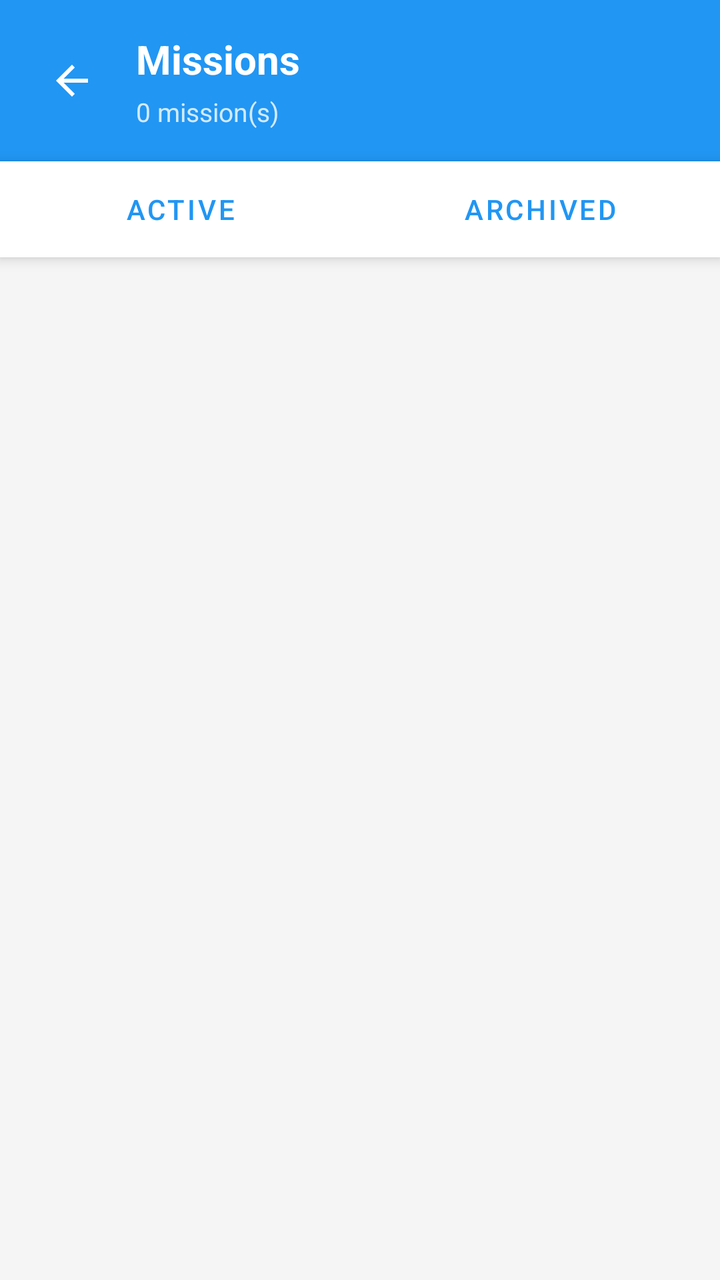
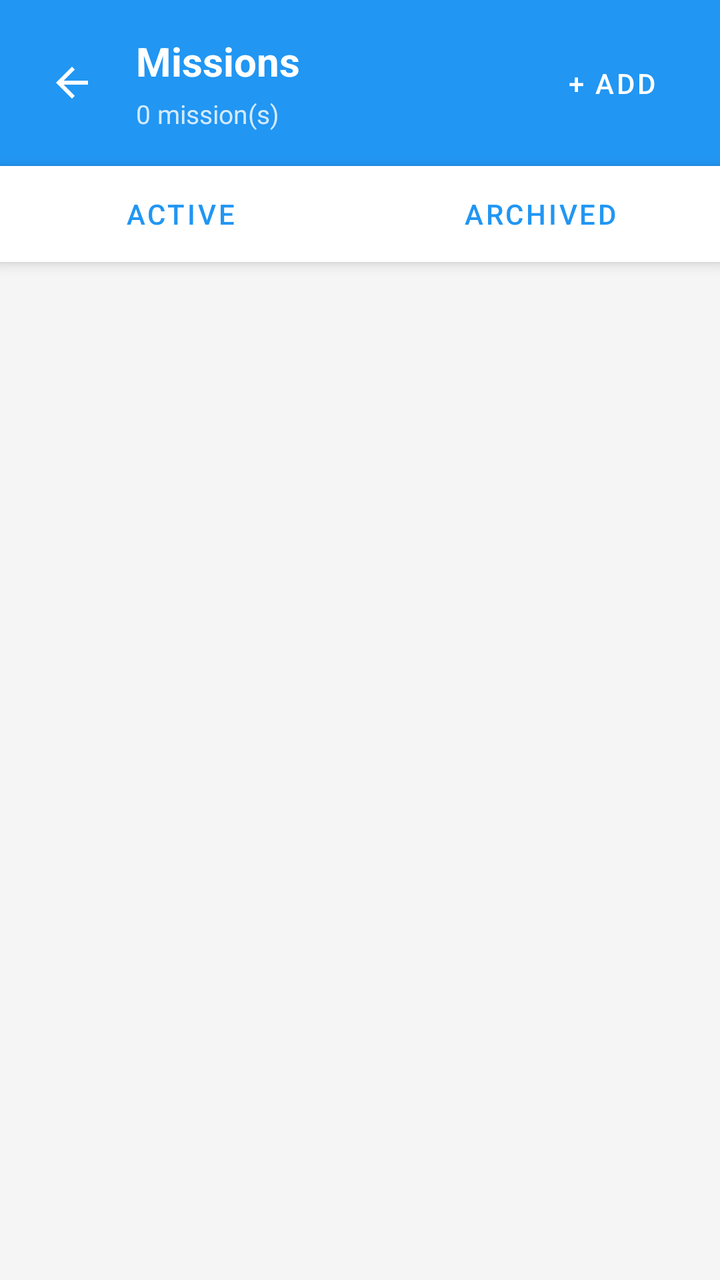

Compare the two renders of this Android layout. The source of the first and the diff that turns it into the second are given below.
<!-- AndroidManifest.xml: activity theme Theme.ScanLearnAR.NoActionBar -->
<!-- res/layout/activity_teacher_missions.xml -->
<?xml version="1.0" encoding="utf-8"?>
<LinearLayout xmlns:android="http://schemas.android.com/apk/res/android"
    xmlns:app="http://schemas.android.com/apk/res-auto"
    android:layout_width="match_parent"
    android:layout_height="match_parent"
    android:background="@color/background"
    android:orientation="vertical">

    <LinearLayout
        android:layout_width="match_parent"
        android:layout_height="wrap_content"
        android:background="@color/primary"
        android:gravity="center_vertical"
        android:orientation="horizontal"
        android:padding="16dp">

        <ImageButton
            android:id="@+id/btnBack"
            android:layout_width="40dp"
            android:layout_height="40dp"
            android:background="?attr/selectableItemBackgroundBorderless"
            android:contentDescription="Back"
            android:padding="8dp"
            android:src="@drawable/ic_arrow_back"
            app:tint="@android:color/white" />

        <LinearLayout
            android:layout_width="wrap_content"
            android:layout_height="wrap_content"
            android:layout_marginStart="12dp"
            android:orientation="vertical">

            <TextView
                android:layout_width="wrap_content"
                android:layout_height="wrap_content"
                android:text="Missions"
                android:textColor="@android:color/white"
                android:textSize="20sp"
                android:textStyle="bold" />

            <TextView
                android:id="@+id/tvSummary"
                android:layout_width="wrap_content"
                android:layout_height="wrap_content"
                android:layout_marginTop="4dp"
                android:text="0 mission(s)"
                android:textColor="#CCFFFFFF"
                android:textSize="13sp" />
        </LinearLayout>
    </LinearLayout>

    <LinearLayout
        android:layout_width="match_parent"
        android:layout_height="wrap_content"
        android:background="@android:color/white"
        android:elevation="4dp"
        android:orientation="horizontal">

        <Button
            android:id="@+id/tabActive"
            style="@style/Widget.MaterialComponents.Button.TextButton"
            android:layout_width="0dp"
            android:layout_height="48dp"
            android:layout_weight="1"
            android:text="Active" />

        <Button
            android:id="@+id/tabArchived"
            style="@style/Widget.MaterialComponents.Button.TextButton"
            android:layout_width="0dp"
            android:layout_height="48dp"
            android:layout_weight="1"
            android:text="Archived" />
    </LinearLayout>

    <FrameLayout
        android:layout_width="match_parent"
        android:layout_height="0dp"
        android:layout_weight="1">

        <ProgressBar
            android:id="@+id/loadingIndicator"
            android:layout_width="wrap_content"
            android:layout_height="wrap_content"
            android:layout_gravity="center"
            android:visibility="gone" />

        <androidx.recyclerview.widget.RecyclerView
            android:id="@+id/rvMissions"
            android:layout_width="match_parent"
            android:layout_height="match_parent"
            android:clipToPadding="false"
            android:padding="12dp"
            android:visibility="gone" />

        <LinearLayout
            android:id="@+id/emptyState"
            android:layout_width="match_parent"
            android:layout_height="match_parent"
            android:gravity="center"
            android:orientation="vertical"
            android:visibility="gone">

            <TextView
                android:layout_width="wrap_content"
                android:layout_height="wrap_content"
                android:text="No missions in this filter yet."
                android:textColor="@color/text_secondary"
                android:textSize="15sp" />
        </LinearLayout>
    </FrameLayout>
</LinearLayout>
<!-- resources referenced by this layout -->
<resources>
  <color name="background">#F5F5F5</color>
  <color name="primary">#2196F3</color>
  <color name="text_secondary">#757575</color>
  <!-- drawable ic_arrow_back (drawable) -->
  <vector xmlns:android="http://schemas.android.com/apk/res/android"
      android:width="24dp" android:height="24dp"
      android:viewportWidth="24" android:viewportHeight="24">
      <path android:fillColor="#FF000000"
          android:pathData="M20,11H7.83l5.59,-5.59L12,4l-8,8 8,8 1.41,-1.41L7.83,13H20v-2z"/>
  </vector>
  <style name="Theme.ScanLearnAR.NoActionBar">
          <item name="windowActionBar">false</item>
          <item name="windowNoTitle">true</item>
      </style>
</resources>

<!-- the commit's change to res/layout/activity_teacher_missions.xml (unified diff, before → after) -->
@@ -1,5 +1,6 @@
 <?xml version="1.0" encoding="utf-8"?>
 <LinearLayout xmlns:android="http://schemas.android.com/apk/res/android"
+    android:fitsSystemWindows="true"
     xmlns:app="http://schemas.android.com/apk/res-auto"
     android:layout_width="match_parent"
     android:layout_height="match_parent"
@@ -25,9 +26,10 @@
             app:tint="@android:color/white" />
 
         <LinearLayout
-            android:layout_width="wrap_content"
+            android:layout_width="0dp"
             android:layout_height="wrap_content"
             android:layout_marginStart="12dp"
+            android:layout_weight="1"
             android:orientation="vertical">
 
             <TextView
@@ -47,6 +49,20 @@
                 android:textColor="#CCFFFFFF"
                 android:textSize="13sp" />
         </LinearLayout>
+
+        <com.google.android.material.button.MaterialButton
+            android:id="@+id/btnAddMission"
+            style="@style/Widget.MaterialComponents.Button.TextButton"
+            android:layout_width="wrap_content"
+            android:layout_height="wrap_content"
+            android:minWidth="0dp"
+            android:minHeight="48dp"
+            android:paddingStart="16dp"
+            android:paddingTop="10dp"
+            android:paddingEnd="16dp"
+            android:paddingBottom="10dp"
+            android:text="+ Add"
+            android:textColor="@android:color/white" />
     </LinearLayout>
 
     <LinearLayout
<!-- resource entries referenced after the edit -->
@@ -10,9 +10,25 @@
       <path android:fillColor="#FF000000"
           android:pathData="M20,11H7.83l5.59,-5.59L12,4l-8,8 8,8 1.41,-1.41L7.83,13H20v-2z"/>
   </vector>
-  <style name="Theme.ScanLearnAR.NoActionBar">
+  <style name="Theme.ScanLearnAR.NoActionBar" parent="Theme.ScanLearnAR">
           <item name="windowActionBar">false</item>
           <item name="windowNoTitle">true</item>
+          <item name="android:windowFullscreen">false</item>
+          <item name="android:windowDrawsSystemBarBackgrounds">true</item>
+          <item name="android:statusBarColor">@color/primary_dark</item>
+          <item name="android:windowLayoutInDisplayCutoutMode">never</item>
+          <item name="android:windowLightStatusBar">true</item>
       </style>
+  <style name="Theme.ScanLearnAR" parent="Theme.MaterialComponents.DayNight.DarkActionBar">
+          <item name="colorPrimary">@color/primary</item>
+          <item name="colorPrimaryVariant">@color/primary_dark</item>
+          <item name="colorOnPrimary">@android:color/white</item>
+          <item name="android:statusBarColor">@color/primary_dark</item>
+          <item name="android:windowFullscreen">false</item>
+          <item name="android:windowDrawsSystemBarBackgrounds">true</item>
+          <item name="android:windowLayoutInDisplayCutoutMode">never</item>
+          <item name="android:windowLightStatusBar">true</item>
+      </style>
+  <color name="primary_dark">#1976D2</color>
 </resources>
 
